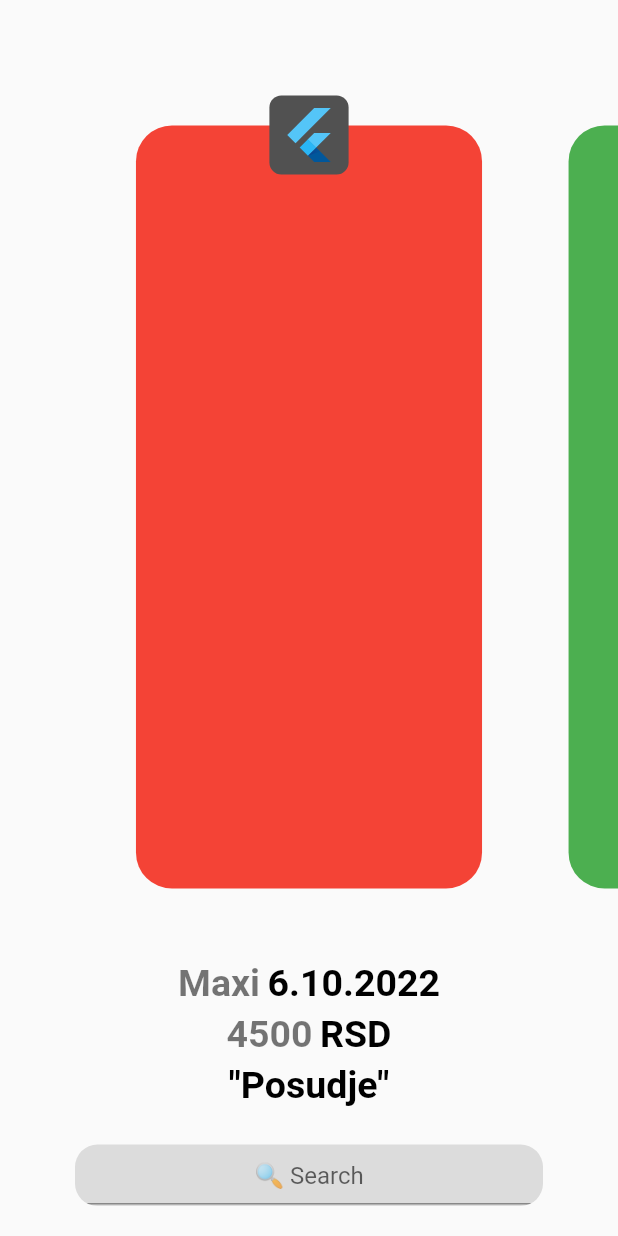
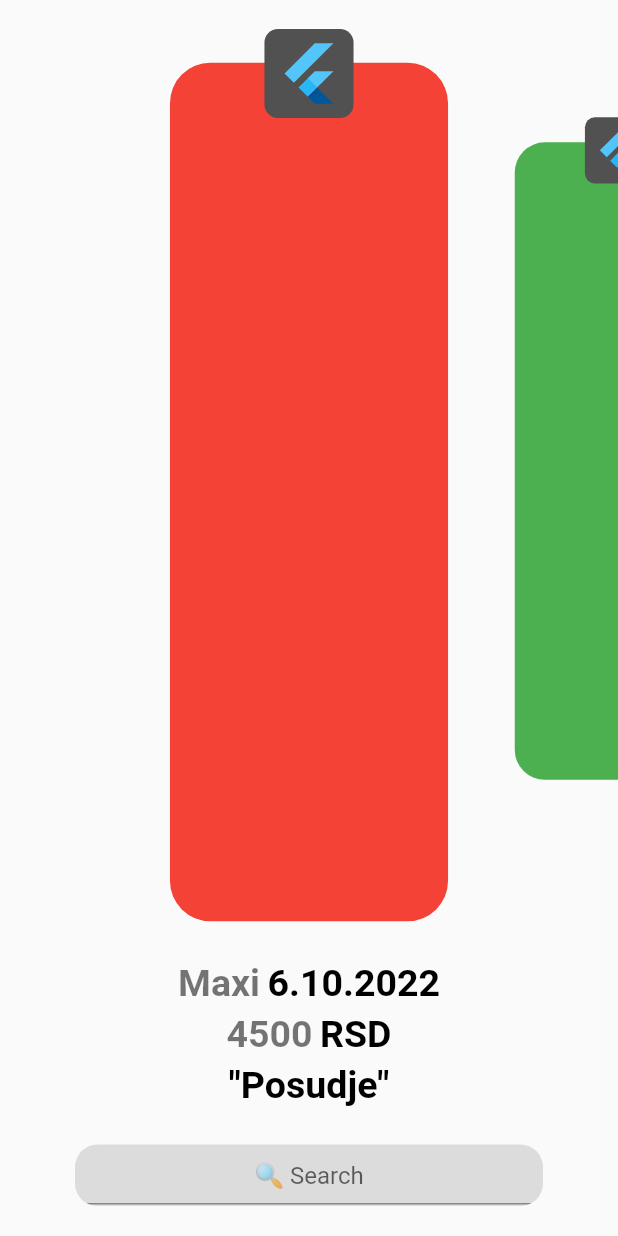
Before and after one commit to UrosSysPro/Checkout-App, a Flutter app: the CollectionOverViewWidget widget shown alone on an empty page, opened directly, on a phone screen of 412 x 824 dp. Run offline on Flutter 3.47's test engine with Material 2 defaults, Android fonts, the light colour scheme and no system bars; our stand-ins replace firebase_analytics, firebase_core; missing offline and left inert: mobile_scanner; accounts and stored records are empty.

Commit message:
radi scroll

```diff
--- a/lib/CollectionOverViewWidget.dart
+++ b/lib/CollectionOverViewWidget.dart
@@ -15,13 +15,13 @@ class _CollectionOverViewWidgetState extends State<CollectionOverViewWidget> {
 
   late final PageController scrollController;
   double scrollOffset=0;
-  final double receiptWidth=170;
+  double pageViewFraction=0.5;
 
   @override
   void initState() {
     // TODO: implement initState
     super.initState();
-    scrollController=PageController(viewportFraction: 0.7);
+    scrollController=PageController(viewportFraction: pageViewFraction);
     scrollController.addListener(_onScroll);
   }
   @override
@@ -65,31 +65,22 @@ class _CollectionOverViewWidgetState extends State<CollectionOverViewWidget> {
       Colors.lime,
       Colors.purple
     ];
-    double screenWidth=MediaQuery.of(context).size.width;
-    // widgets.add(SizedBox(width: (screenWidth-receiptWidth)/2.0,));
+    double screenWidth=MediaQuery.of(context).size.width*pageViewFraction;
     for(int i=0;i<colors.length;i++){
-      double scale=i*receiptWidth-scrollOffset;
+      double scale=i*screenWidth-scrollOffset;
       scale=scale>0?scale:-scale;
       double translate=10-scale/10;
-      translate=20;//obrisati
+      // translate=20;//obrisati
       scale/=800;
       scale=1.0-scale;
       scale=max(0, scale*0.9);
-      scale=0.8;//obrisati
-      widgets.add(ReceiptListItem(colors[i],receiptWidth,scale,translate,scrollController,i));
+      // scale=0.8;//obrisati
+      widgets.add(ReceiptListItem(colors[i],screenWidth,scale,translate,scrollController,i));
     }
-    // widgets.add(SizedBox(width: (screenWidth-receiptWidth)/2.0,));
-    // return ListView(
-    //   clipBehavior: Clip.none,
-    //   controller: scrollController,
-    //   scrollDirection: Axis.horizontal,
-    //   children: widgets,
-    //   physics: PageScrollPhysics(),
-    // );
     return PageView.builder(
       scrollDirection: Axis.horizontal,
       itemCount: widgets.length,
-      controller: PageController(viewportFraction: 0.7),
+      controller: scrollController,
       itemBuilder: (context,index){
         return widgets[index];
     });
@@ -146,10 +137,8 @@ class _CollectionOverViewWidgetState extends State<CollectionOverViewWidget> {
             child: TextField(
               style: TextStyle(
                   fontSize: 16,
-                  height: .5,
                 ),
                 textAlign: TextAlign.center,
-                // textAlignVertical: TextAlignVertical.bottom,
                 decoration: InputDecoration(
                   hintText: "🔍 Search",
               ),
@@ -179,7 +168,7 @@ class ReceiptListItem extends StatelessWidget {
   Widget build(BuildContext context) {
     return GestureDetector(
       onTap: (){
-        // controller.animateToPage(id, duration: Duration(milliseconds: 300), curve: Curves.easeInOut);
+        controller.animateToPage(id, duration: Duration(milliseconds: 300), curve: Curves.easeInOut);
       },
       child: Transform.translate(
         offset: Offset(0,translate),
--- a/lib/MainPage.dart
+++ b/lib/MainPage.dart
@@ -49,6 +49,8 @@ class _MainPageState extends State<MainPage> {
         // showUnselectedLabels: false,
         // showSelectedLabels: false,
         currentIndex: _selectedIndex,
+        selectedItemColor: Colors.green,
+        // fixedColor: Colors.green,
         items: [
           BottomNavigationBarItem(
             label: "Overview",
--- /dev/null
+++ b/lib/receipt/ReceiptModel.dart
@@ -0,0 +1,5 @@
+class ReceiptModel{
+
+}
+
+final List<ReceiptModel> receipts=[];
```
Also changed, not shown: lib/main.dart (+7 -7 lines), lib/receipt/ReceiptView.dart (added, +59 -0 lines), lib/services/analytics_service.dart (+7 -5 lines).
